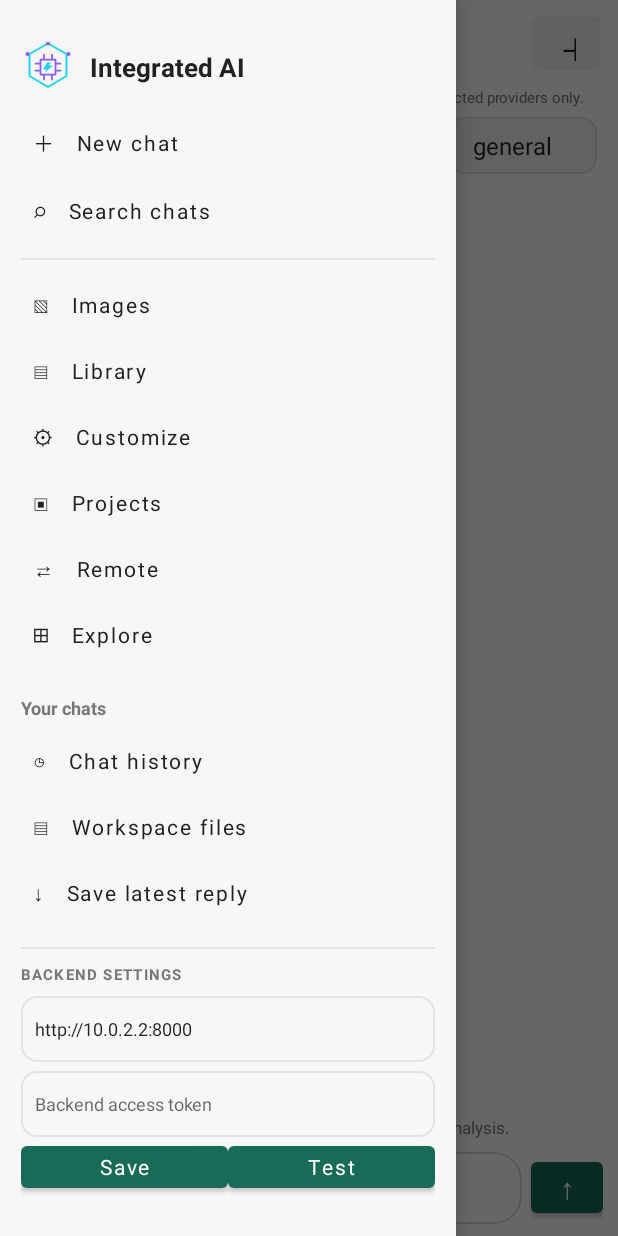
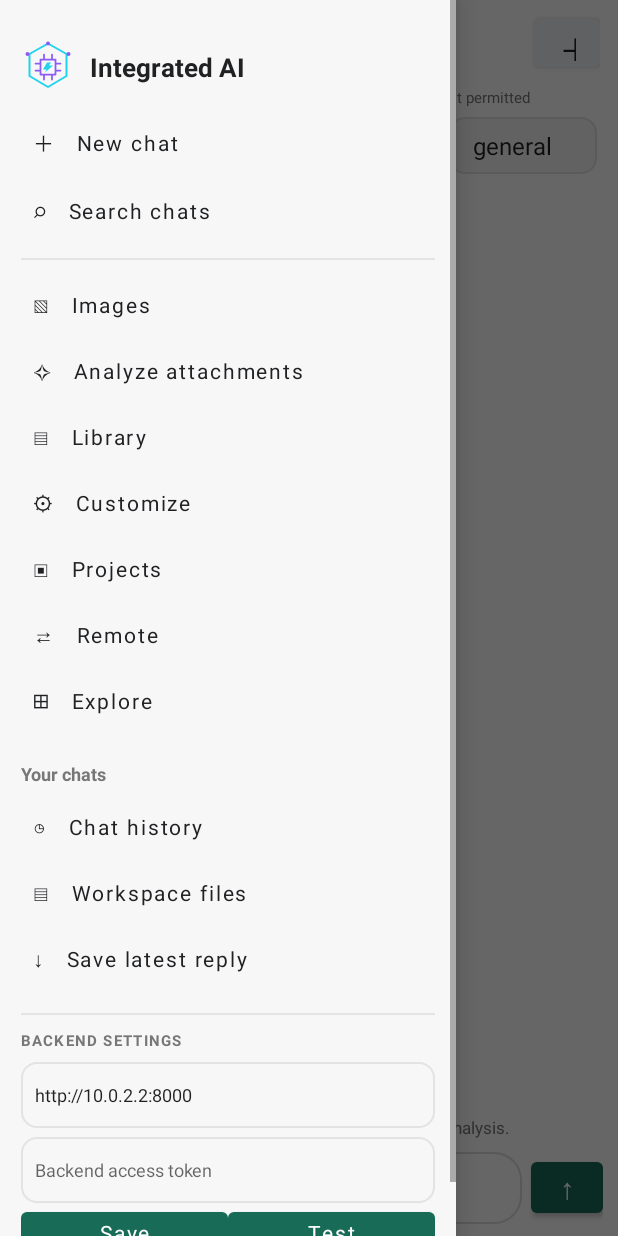
Before and after one commit to deadgeeks-94/integrated--ai, an Android app: the screen it shows after launch (MainActivity), with the side drawer open, on a phone screen of 412 x 824 dp. Run offline under Robolectric (Android 15) with nearby library versions, the phone set to English and light mode, and no system bars.

Commit message:
Add attachment analysis to navigation drawer

```diff
--- a/android-app/app/src/main/res/layout/activity_main.xml
+++ b/android-app/app/src/main/res/layout/activity_main.xml
@@ -248,6 +248,16 @@
                 android:textColor="#202123" />
 
             <Button
+                android:id="@+id/analyzeButton"
+                style="@style/Widget.MaterialComponents.Button.TextButton"
+                android:layout_width="match_parent"
+                android:layout_height="44dp"
+                android:gravity="start|center_vertical"
+                android:text="✧   Analyze attachments"
+                android:textAllCaps="false"
+                android:textColor="#202123" />
+
+            <Button
                 android:id="@+id/libraryButton"
                 style="@style/Widget.MaterialComponents.Button.TextButton"
                 android:layout_width="match_parent"
```
